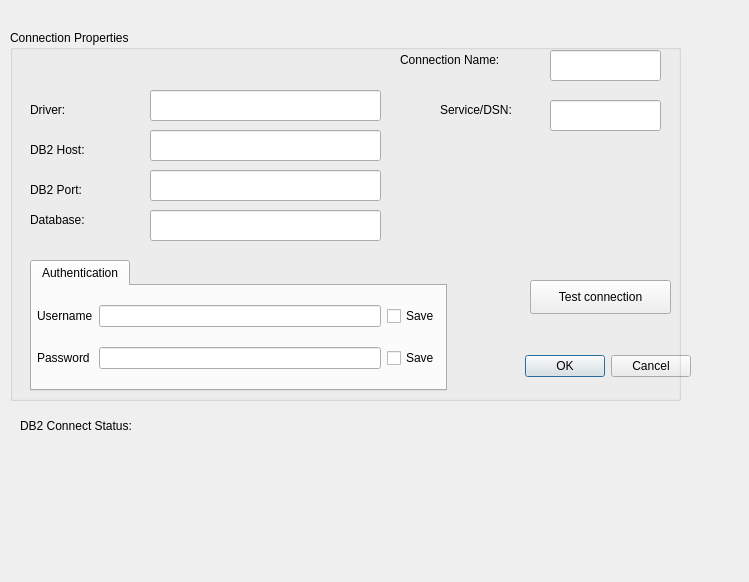
Above: src/ui/qgsdb2newconnectionbase.ui from qgis/QGIS before the change. Below: the same form after it.
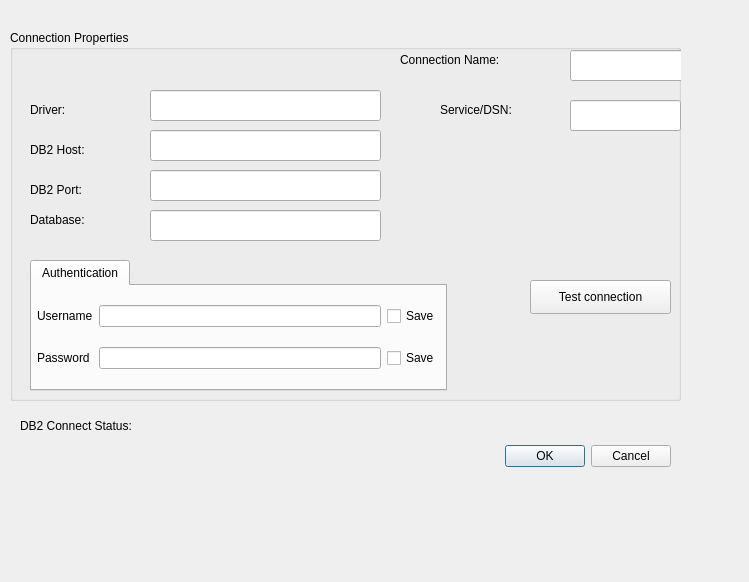
That is the form after the change.

Commit message: update connection gui for better fit on Linux - again

```diff
--- a/src/ui/qgsdb2newconnectionbase.ui
+++ b/src/ui/qgsdb2newconnectionbase.ui
@@ -16,8 +16,8 @@
   <widget class="QDialogButtonBox" name="buttonBox">
    <property name="geometry">
     <rect>
-     <x>470</x>
-     <y>350</y>
+     <x>450</x>
+     <y>440</y>
      <width>221</width>
      <height>32</height>
     </rect>
@@ -126,7 +126,7 @@
    <widget class="QLineEdit" name="txtService">
     <property name="geometry">
      <rect>
-      <x>540</x>
+      <x>560</x>
       <y>70</y>
       <width>111</width>
       <height>31</height>
@@ -138,7 +138,7 @@
      <rect>
       <x>430</x>
       <y>70</y>
-      <width>91</width>
+      <width>121</width>
       <height>19</height>
      </rect>
     </property>
@@ -172,9 +172,9 @@
    <widget class="QLineEdit" name="txtName">
     <property name="geometry">
      <rect>
-      <x>540</x>
+      <x>560</x>
       <y>20</y>
-      <width>111</width>
+      <width>121</width>
       <height>31</height>
      </rect>
     </property>
@@ -184,7 +184,7 @@
      <rect>
       <x>390</x>
       <y>20</y>
-      <width>141</width>
+      <width>161</width>
       <height>20</height>
      </rect>
     </property>
```
